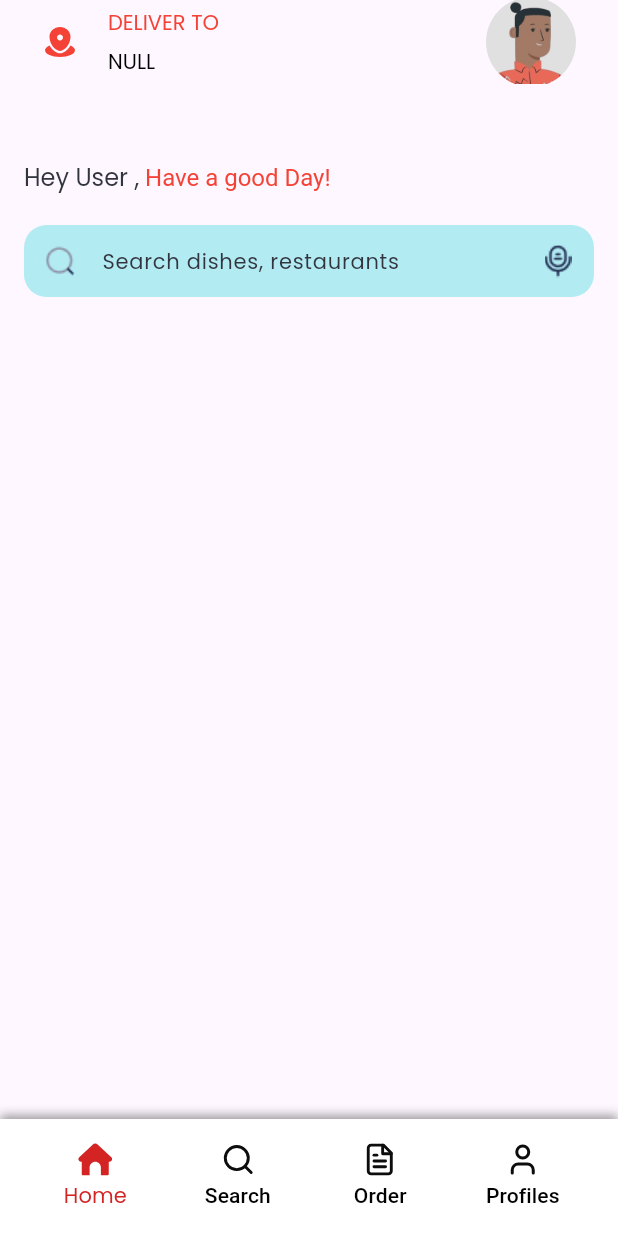
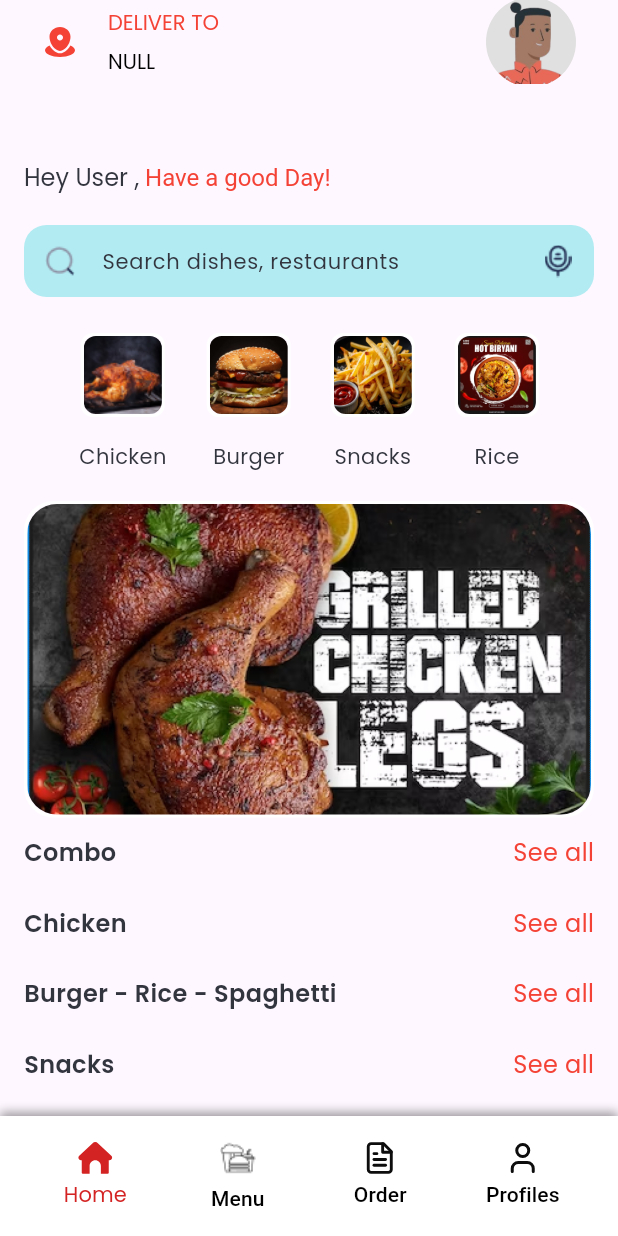
Before and after one commit to nguyendao2101/Flutter-HungryHub, a Flutter app: the MainNavView screen opened directly with empty values, on a phone screen of 412 x 824 dp. Run offline on Flutter 3.47's test engine with Material 3 defaults, Android fonts, the light colour scheme and no system bars; our stand-ins replace cloud_firestore, firebase_auth, firebase_core, firebase_database, flutter_dotenv, flutter_svg and 4 more; missing offline and left inert: mailer; accounts and stored records are empty.

Commit message:
add app bar select food

```diff
--- a/lib/view/home_view.dart
+++ b/lib/view/home_view.dart
@@ -1,9 +1,10 @@
 import 'package:flutter/material.dart';
 import 'package:flutter_hungry_hub/view_model/home_view_model.dart';
 import 'package:flutter_hungry_hub/widgets/common/image_extention.dart';
+import 'package:flutter_hungry_hub/widgets/common_widget/text/title_see_more.dart';
 import 'package:flutter_svg/flutter_svg.dart';
 import 'package:get/get.dart';
-import 'package:speech_to_text/speech_to_text.dart' as stt;
+import '../widgets/common_widget/inwell/home_in_well.dart';
 
 class HomeView extends StatefulWidget {
   const HomeView({super.key});
@@ -31,9 +32,9 @@ class _HomeViewState extends State<HomeView> {
                   Column(
                     crossAxisAlignment: CrossAxisAlignment.start,
                     children: [
-                      Text(
+                      const Text(
                         'DELIVER TO',
-                        style: const TextStyle(
+                        style: TextStyle(
                           fontSize: 14,
                           color: Color(0xffF44336),
                           fontWeight: FontWeight.w400,
@@ -106,27 +107,6 @@ class _HomeViewState extends State<HomeView> {
                 ),
               ),
               const SizedBox(height: 20),
-              // Form Search
-              // TextField(
-              //   controller: controller.searchController,
-              //   decoration: InputDecoration(
-              //     hintText: 'Search...',
-              //     hintStyle: const TextStyle(color: Colors.grey),
-              //     prefixIcon: SvgPicture.asset(ImageAsset.searchHome, height: 12, width: 12,),
-              //     filled: true,
-              //     fillColor: const Color(0xffB2EBF2),
-              //     contentPadding: const EdgeInsets.symmetric(
-              //         vertical: 15, horizontal: 40),
-              //     border: OutlineInputBorder(
-              //       borderRadius: BorderRadius.circular(15),
-              //       borderSide: BorderSide.none,
-              //     ),
-              //   ),
-              //   onChanged: (value) {
-              //     // Xử lý logic tìm kiếm
-              //     debugPrint('Từ khóa tìm kiếm: $value');
-              //   },
-              // ),
               Container(
                 width: double.infinity, // Chiều rộng cụ thể
                 height: 52, // Chiều cao cụ thể
@@ -172,6 +152,40 @@ class _HomeViewState extends State<HomeView> {
                 ),
               ),
 
+              const SizedBox(height: 20,),
+              Row(
+                mainAxisAlignment: MainAxisAlignment.spaceBetween,
+                children: [
+                  const SizedBox(width: 10,),
+                  HomeInWell(image: ImageAsset.chicken, text: 'Chicken',),
+                  HomeInWell(image: ImageAsset.burger, text: 'Burger',),
+                  HomeInWell(image: ImageAsset.snack, text: 'Snacks',),
+                  HomeInWell(image: ImageAsset.rice, text: 'Rice',),
+                  const SizedBox(width: 10,),
+                ],
+              ),
+              const SizedBox(height: 20,),
+              Container(
+                height: 211,
+                width: double.infinity,
+                decoration: BoxDecoration(
+                  borderRadius: BorderRadius.circular(20), // Chỉnh góc bo tròn
+                  border: Border.all(color: Colors.white, width: 2), // Đường viền của container
+                ),
+                child: ClipRRect(
+                  borderRadius: BorderRadius.circular(20), // Đảm bảo ảnh cũng có góc bo tròn như container
+                  child: Image.asset(
+                    ImageAsset.homeChicken,
+                    fit: BoxFit.cover, // Làm ảnh fill toàn bộ container
+                  ),
+                ),
+              ),
+              const TitleSeeMore(title: 'Combo'),
+              const TitleSeeMore(title: 'Chicken'),
+              const TitleSeeMore(title: 'Burger - Rice - Spaghetti'),
+              const TitleSeeMore(title: 'Snacks'),
+              const TitleSeeMore(title: 'Drinks And Desserts'),
+
             ],
           ),
         ),
--- a/lib/view/main_nav_view.dart
+++ b/lib/view/main_nav_view.dart
@@ -49,7 +49,7 @@ class CustomBottomNavigationBar extends StatelessWidget {
       return Stack(
         children: [
           Container(
-            height: 78,
+            height: 80,
             decoration: const BoxDecoration(
               color: Colors.white,
               boxShadow: [
@@ -83,11 +83,11 @@ class CustomBottomNavigationBar extends StatelessWidget {
                         ? ImageAsset.home
                         : ImageAsset.homeUn,
                   ),
-                  _buildTab(
-                    "Search",
+                  _buildTabPNG(
+                    "Menu",
                     controller.selectedTab.value == 1
-                        ? ImageAsset.searchUn
-                        : ImageAsset.search,
+                        ? ImageAsset.menu
+                        : ImageAsset.menuUnn,
                   ),
                   _buildTab(
                     "Order",
@@ -129,4 +129,14 @@ class CustomBottomNavigationBar extends StatelessWidget {
       ),
     );
   }
+  Tab _buildTabPNG(String label, String iconPath) {
+    return Tab(
+      text: label,
+      icon: Image.asset(
+        iconPath,
+        width: 30,
+        height: 30,
+      ),
+    );
+  }
 }
--- a/lib/widgets/common/image_extention.dart
+++ b/lib/widgets/common/image_extention.dart
@@ -25,10 +25,13 @@ class ImageAsset{
   static String searchHome = '$baseImagePathPNG/searchHome.png';
   static String microphone = '$baseImagePathPNG/microphone.png';
   static String microphoneUn = '$baseImagePathPNG/microphoneUn.png';
-
-
-
-
+  static String chicken = '$baseImagePathPNG/chicken.png';
+  static String burger = '$baseImagePathPNG/burger.png';
+  static String rice = '$baseImagePathPNG/rice.png';
+  static String snack = '$baseImagePathPNG/snacks.png';
+  static String menu = '$baseImagePathPNG/menu.png';
+  static String menuUnn = '$baseImagePathPNG/menuUnn.png';
+  static String homeChicken = '$baseImagePathPNG/homeChicken.png';
 
 
 
--- /dev/null
+++ b/lib/widgets/common_widget/inwell/home_in_well.dart
@@ -0,0 +1,38 @@
+import 'package:flutter/material.dart';
+import 'package:flutter_hungry_hub/widgets/common/image_extention.dart';
+
+class HomeInWell extends StatelessWidget {
+  final String image;
+  final String text;
+  const HomeInWell({super.key, required this.image, required this.text});
+
+  @override
+  Widget build(BuildContext context) {
+    return Column(
+      children: [
+        Container(
+          height: 56,
+          width: 56,
+          decoration: BoxDecoration(
+            borderRadius: BorderRadius.circular(8), // Chỉnh góc bo tròn
+            border: Border.all(color: Colors.white, width: 2), // Đường viền của container
+          ),
+          child: ClipRRect(
+            borderRadius: BorderRadius.circular(8), // Đảm bảo ảnh cũng có góc bo tròn như container
+            child: Image.asset(
+              image,
+              fit: BoxFit.cover, // Làm ảnh fill toàn bộ container
+            ),
+          ),
+        ),
+        const  SizedBox(height: 16,),
+        Text(text, style: const TextStyle(
+          fontSize: 14,
+          color: Color(0xffF32343E),
+          fontWeight: FontWeight.w400,
+          fontFamily: 'Poppins',
+        ),)
+      ],
+    );
+  }
+}
--- /dev/null
+++ b/lib/widgets/common_widget/text/title_see_more.dart
@@ -0,0 +1,30 @@
+import 'package:flutter/material.dart';
+
+class TitleSeeMore extends StatelessWidget {
+  final String title;
+  const TitleSeeMore({super.key, required this.title});
+
+  @override
+  Widget build(BuildContext context) {
+    return Padding(
+      padding: const EdgeInsets.symmetric(vertical: 12),
+      child: Row(
+        mainAxisAlignment: MainAxisAlignment.spaceBetween,
+        children: [
+          Text(title, style: const TextStyle(
+            fontSize: 16,
+            color: Color(0xff32343E),
+            fontWeight: FontWeight.w600,
+            fontFamily: 'Poppins',
+          ),),
+          const Text('See all', style: TextStyle(
+            fontSize: 16,
+            color: Color(0xffF44336),
+            fontWeight: FontWeight.w400,
+            fontFamily: 'Poppins',
+          ),)
+        ],
+      ),
+    );
+  }
+}
```
Also changed, not shown: assets/images/burger.png (added), assets/images/chicken.png (added), assets/images/homeChicken.png (added), assets/images/menu.png (added), assets/images/menuUnn.png (added), assets/images/rice.png (added), assets/images/snacks.png (added).
